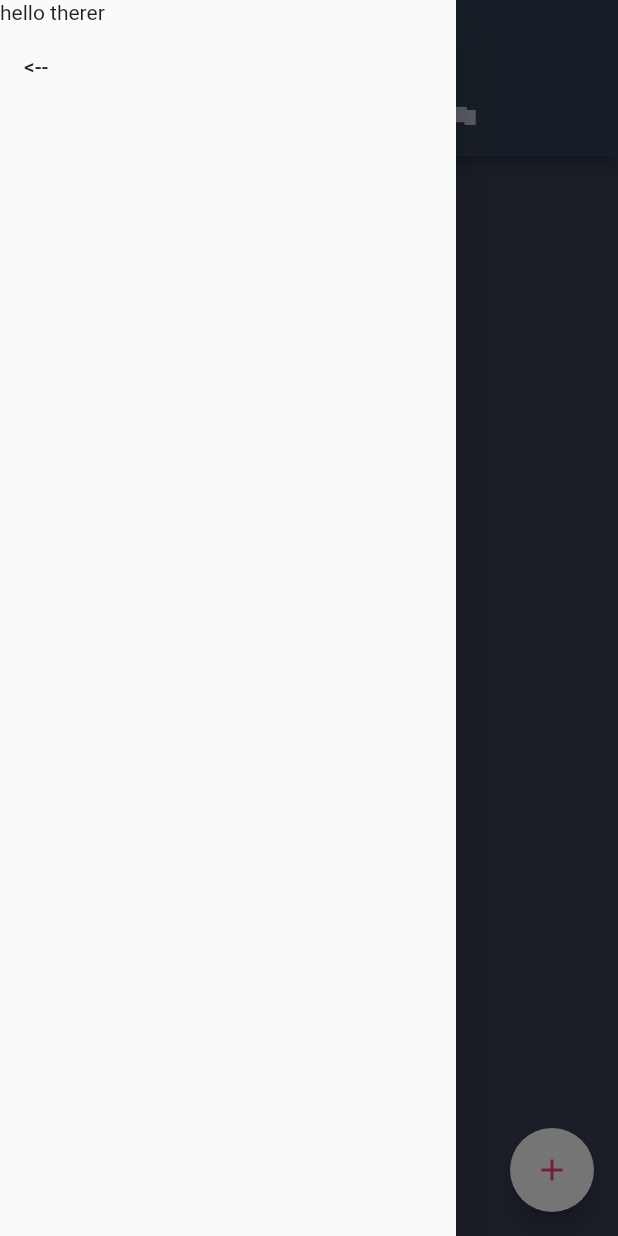
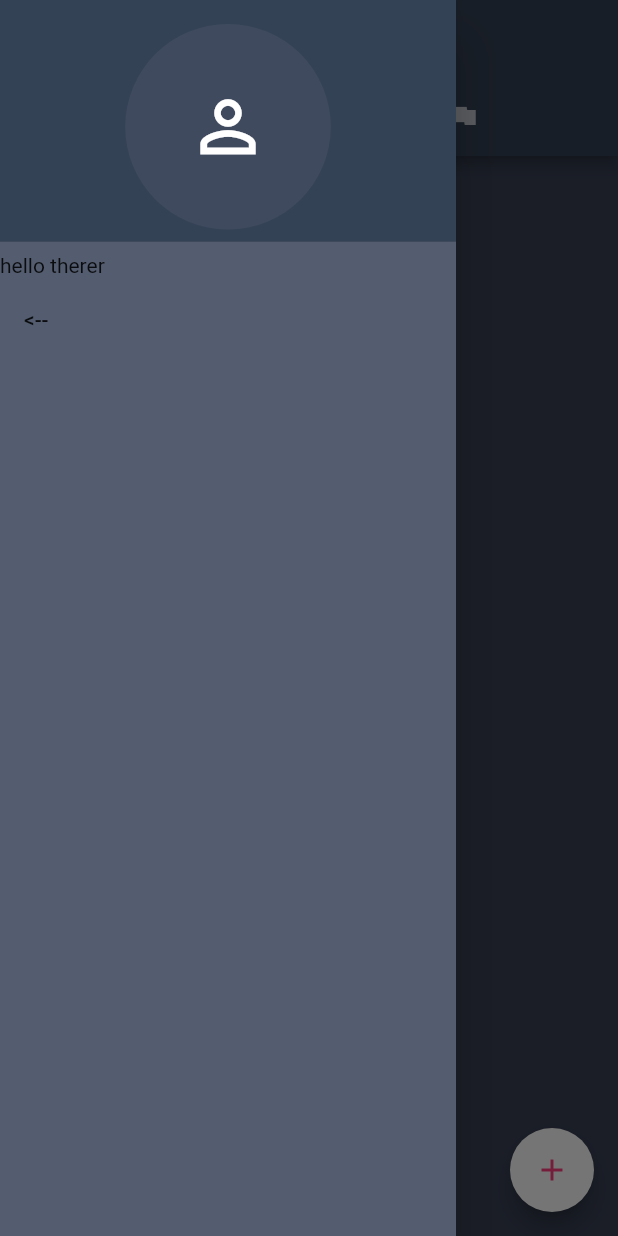
Before and after one commit to udith-shalinda/booking_app, a Flutter app: the PickDate screen opened directly, with the side drawer open, on a phone screen of 412 x 824 dp. Run offline on Flutter 3.47's test engine with Material 2 defaults, Android fonts, the light colour scheme and no system bars; drawn by our look-alikes of firebase_database; our stand-ins replace date_format, file_picker, firebase_auth, firebase_storage, google_sign_in, image_picker; accounts and stored records are empty.

Commit message:
Drawer color changed

```diff
--- a/lib/ui/home.dart
+++ b/lib/ui/home.dart
@@ -55,19 +55,29 @@ class _PickDateState extends State<PickDate> with SingleTickerProviderStateMixin
               new challenge.showChallanges(userEmail: widget.userEmail,)
           ],),
       drawer: new Drawer(
+        child: new Container(
+          color: Color.fromRGBO(64, 75, 96, .9),
           child: new ListView(
             children: <Widget>[
+              new DrawerHeader(
+                child: new CircleAvatar(
+                  radius: 45.0,
+                  child: new Icon(Icons.person_outline,size: 55,color: Colors.white,),
+                  backgroundColor: Color.fromRGBO(64, 75, 96, .9),
+                ),
+                decoration: BoxDecoration(
+                  color:Color.fromRGBO(52, 66, 86, 1.0),
+                ),
+              ),
               new Text("hello therer"),
               ListTile(
                 title: Text('<--'),
                 onTap: () {
-                // Update the state of the app
-                // ...
-                // Then close the drawer
                   Navigator.pop(context);
                 },
               ),
             ],
+          ),
         ),
       ),
     );
```
Lines whose indentation alone changed are shown as unchanged.
